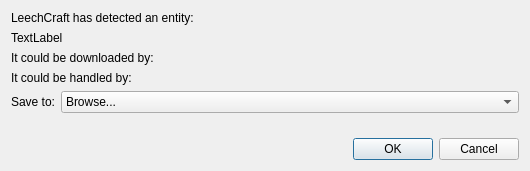
The window that src/handlerchoicedialog.ui (0xd34df00d/leechcraft) describes before a commit, drawn with Qt 5.
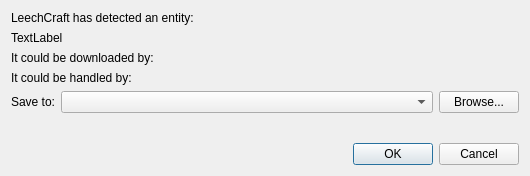
The same window after the commit.

Commit message: Core: better entity handler dialog.

```diff
--- a/src/handlerchoicedialog.ui
+++ b/src/handlerchoicedialog.ui
@@ -7,7 +7,7 @@
     <x>0</x>
     <y>0</y>
     <width>530</width>
-    <height>171</height>
+    <height>176</height>
    </rect>
   </property>
   <property name="windowTitle">
@@ -70,11 +70,18 @@
        </property>
        <item>
         <property name="text">
-         <string>Browse...</string>
+         <string/>
         </property>
        </item>
       </widget>
      </item>
+     <item>
+      <widget class="QPushButton" name="BrowseButton_">
+       <property name="text">
+        <string>Browse...</string>
+       </property>
+      </widget>
+     </item>
     </layout>
    </item>
    <item>
```
The commit also changes 2 other files.
